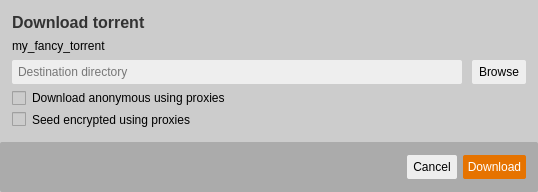
Qt form TriblerGUI/qt_resources/startdownloaddialog.ui (Tribler/tribler) before a commit.
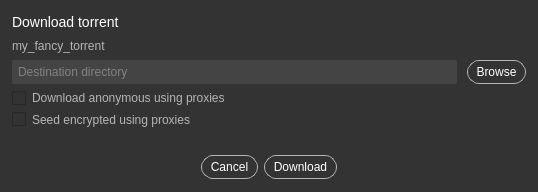
The same form after that commit.

```diff
--- a/TriblerGUI/qt_resources/startdownloaddialog.ui
+++ b/TriblerGUI/qt_resources/startdownloaddialog.ui
@@ -38,8 +38,21 @@
    <bool>false</bool>
   </property>
   <property name="styleSheet">
-   <string notr="true">background-color: #ccc;
-border-radius: 2px;</string>
+   <string notr="true">QWidget {
+background-color: #333333;
+border-radius: 2px;
+}
+QToolButton {
+border: 1px solid #B5B5B5;
+border-radius: 12px;
+color: white;
+padding-left: 4px;
+padding-right: 4px;
+}
+QToolButton::hover {
+border: 1px solid white;
+color: white;
+}</string>
   </property>
   <layout class="QVBoxLayout" name="verticalLayout">
    <property name="spacing">
@@ -108,9 +121,8 @@
          </size>
         </property>
         <property name="styleSheet">
-         <string notr="true">font-size: 16px;
-font-weight: bold;
-color: #333;</string>
+         <string notr="true">font-size: 14px;
+color: white;</string>
         </property>
         <property name="text">
          <string>Download torrent</string>
@@ -137,6 +149,9 @@
           <height>200</height>
          </size>
         </property>
+        <property name="styleSheet">
+         <string notr="true">color: #B5B5B5;</string>
+        </property>
         <property name="text">
          <string>my_fancy_torrent</string>
         </property>
@@ -178,8 +193,10 @@
             </size>
            </property>
            <property name="styleSheet">
-            <string notr="true">background-color: #eee;
-padding-left: 4px;</string>
+            <string notr="true">background-color: #444;
+border: none;
+color: #C0C0C0;
+padding: 4px;</string>
            </property>
            <property name="placeholderText">
             <string>Destination directory</string>
@@ -187,32 +204,19 @@
           </widget>
          </item>
          <item>
-          <widget class="QPushButton" name="browse_dir_button">
-           <property name="sizePolicy">
-            <sizepolicy hsizetype="Fixed" vsizetype="Fixed">
-             <horstretch>0</horstretch>
-             <verstretch>0</verstretch>
-            </sizepolicy>
-           </property>
+          <widget class="QToolButton" name="browse_dir_button">
            <property name="minimumSize">
             <size>
-             <width>54</width>
+             <width>0</width>
              <height>24</height>
             </size>
            </property>
            <property name="maximumSize">
             <size>
-             <width>54</width>
+             <width>16777215</width>
              <height>24</height>
             </size>
            </property>
-           <property name="cursor">
-            <cursorShape>PointingHandCursor</cursorShape>
-           </property>
-           <property name="styleSheet">
-            <string notr="true">background-color: #eee;
-font-size: 12px;</string>
-           </property>
            <property name="text">
             <string>Browse</string>
            </property>
@@ -235,6 +239,9 @@
           <height>28</height>
          </size>
         </property>
+        <property name="styleSheet">
+         <string notr="true">color: #B5B5B5;</string>
+        </property>
         <property name="text">
          <string>Download anonymous using proxies</string>
         </property>
@@ -245,6 +252,9 @@
         <property name="enabled">
          <bool>true</bool>
         </property>
+        <property name="styleSheet">
+         <string notr="true">color: #B5B5B5;</string>
+        </property>
         <property name="text">
          <string>Seed encrypted using proxies</string>
         </property>
@@ -290,7 +300,7 @@
       </size>
      </property>
      <property name="styleSheet">
-      <string notr="true">background-color: #ababab;</string>
+      <string notr="true"/>
      </property>
      <layout class="QHBoxLayout" name="horizontalLayout">
       <property name="leftMargin">
@@ -319,28 +329,25 @@
        </spacer>
       </item>
       <item>
-       <widget class="QPushButton" name="cancel_button">
+       <widget class="QToolButton" name="cancel_button">
+        <property name="sizePolicy">
+         <sizepolicy hsizetype="Preferred" vsizetype="Fixed">
+          <horstretch>0</horstretch>
+          <verstretch>0</verstretch>
+         </sizepolicy>
+        </property>
         <property name="minimumSize">
          <size>
-          <width>50</width>
+          <width>0</width>
           <height>24</height>
          </size>
         </property>
         <property name="maximumSize">
          <size>
-          <width>50</width>
+          <width>16777215</width>
           <height>24</height>
          </size>
         </property>
-        <property name="cursor">
-         <cursorShape>PointingHandCursor</cursorShape>
-        </property>
-        <property name="styleSheet">
-         <string notr="true">background-color: #eee;
-border-radius: 2px;
-border: none;
-font-size: 12px;</string>
-        </property>
         <property name="text">
          <string>Cancel</string>
         </property>
@@ -364,17 +371,26 @@
          <cursorShape>PointingHandCursor</cursorShape>
         </property>
         <property name="styleSheet">
-         <string notr="true">font-size: 12px;
-border: none;
-border-radius: 2px;
-background-color: #e67300;
-color: white;</string>
+         <string notr="true"/>
         </property>
         <property name="text">
          <string>Download</string>
         </property>
        </widget>
       </item>
+      <item>
+       <spacer name="horizontalSpacer_2">
+        <property name="orientation">
+         <enum>Qt::Horizontal</enum>
+        </property>
+        <property name="sizeHint" stdset="0">
+         <size>
+          <width>40</width>
+          <height>20</height>
+         </size>
+        </property>
+       </spacer>
+      </item>
      </layout>
     </widget>
    </item>
```
